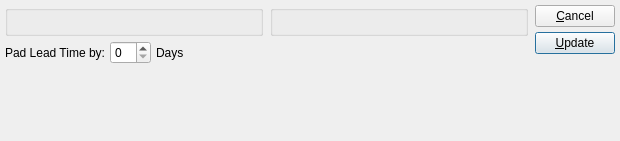
This is xtuple/trunk/guiclient/updateItemSiteLeadTimes.ui in WooodHead/xtuple as Qt 5 draws it before an edit. The edited form follows.
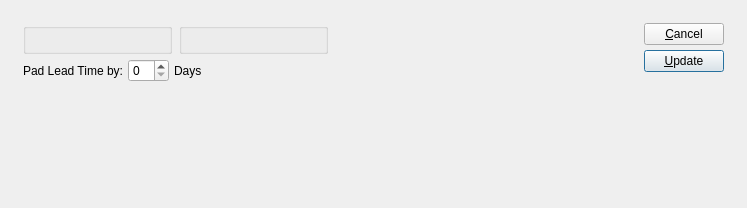
This is the edited form. Custom widgets are drawn as their Qt base class.

The edit to the form file:
```diff
--- a/xtuple/trunk/guiclient/updateItemSiteLeadTimes.ui
+++ b/xtuple/trunk/guiclient/updateItemSiteLeadTimes.ui
@@ -14,49 +14,39 @@
    <rect>
     <x>0</x>
     <y>0</y>
-    <width>620</width>
-    <height>141</height>
+    <width>747</width>
+    <height>208</height>
    </rect>
   </property>
   <property name="windowTitle" >
    <string>Update Item Site Lead Time Days</string>
   </property>
-  <layout class="QHBoxLayout" >
+  <layout class="QGridLayout" name="gridLayout_2" >
+   <item row="0" column="0" >
+    <layout class="QGridLayout" name="gridLayout" >
    <property name="margin" >
-    <number>5</number>
+      <number>12</number>
    </property>
    <property name="spacing" >
-    <number>7</number>
-   </property>
-   <item>
+      <number>12</number>
+     </property>
+     <item row="0" column="0" >
     <layout class="QVBoxLayout" >
-     <property name="margin" >
-      <number>0</number>
-     </property>
      <property name="spacing" >
       <number>0</number>
      </property>
      <item>
       <layout class="QVBoxLayout" >
-       <property name="margin" >
-        <number>0</number>
-       </property>
        <property name="spacing" >
         <number>5</number>
        </property>
        <item>
         <layout class="QHBoxLayout" >
-         <property name="margin" >
-          <number>0</number>
-         </property>
          <property name="spacing" >
           <number>7</number>
          </property>
          <item>
           <layout class="QVBoxLayout" >
-           <property name="margin" >
-            <number>0</number>
-           </property>
            <property name="spacing" >
             <number>0</number>
            </property>
@@ -65,24 +55,11 @@
              <property name="title" >
               <string/>
              </property>
-            </widget>
-           </item>
-           <item>
-            <spacer>
-             <property name="orientation" >
-              <enum>Qt::Vertical</enum>
-             </property>
-             <property name="sizeType" >
-              <enum>QSizePolicy::Preferred</enum>
-             </property>
-             <property name="sizeHint" >
-              <size>
-               <width>20</width>
-               <height>0</height>
-              </size>
-             </property>
-            </spacer>
-           </item>
+               <property name="fixedSize" >
+                <bool>false</bool>
+               </property>
+              </widget>
+             </item>
           </layout>
          </item>
          <item>
@@ -96,17 +73,11 @@
        </item>
        <item>
         <layout class="QHBoxLayout" >
-         <property name="margin" >
-          <number>0</number>
-         </property>
          <property name="spacing" >
           <number>0</number>
          </property>
          <item>
           <layout class="QHBoxLayout" >
-           <property name="margin" >
-            <number>0</number>
-           </property>
            <property name="spacing" >
             <number>5</number>
            </property>
@@ -143,7 +114,7 @@
            <property name="sizeType" >
             <enum>QSizePolicy::Expanding</enum>
            </property>
-           <property name="sizeHint" >
+             <property name="sizeHint" stdset="0" >
             <size>
              <width>20</width>
              <height>20</height>
@@ -163,21 +134,31 @@
        <property name="sizeType" >
         <enum>QSizePolicy::Expanding</enum>
        </property>
-       <property name="sizeHint" >
+         <property name="sizeHint" stdset="0" >
         <size>
          <width>20</width>
-         <height>16</height>
+           <height>0</height>
         </size>
        </property>
       </spacer>
      </item>
     </layout>
    </item>
-   <item>
+     <item row="0" column="1" >
+      <spacer name="horizontalSpacer" >
+       <property name="orientation" >
+        <enum>Qt::Horizontal</enum>
+       </property>
+       <property name="sizeHint" stdset="0" >
+        <size>
+         <width>0</width>
+         <height>20</height>
+        </size>
+       </property>
+      </spacer>
+     </item>
+     <item row="0" column="2" >
     <layout class="QVBoxLayout" >
-     <property name="margin" >
-      <number>0</number>
-     </property>
      <property name="spacing" >
       <number>5</number>
      </property>
@@ -203,13 +184,15 @@
        <property name="orientation" >
         <enum>Qt::Vertical</enum>
        </property>
-       <property name="sizeHint" >
+         <property name="sizeHint" stdset="0" >
         <size>
          <width>20</width>
          <height>20</height>
         </size>
        </property>
       </spacer>
+       </item>
+      </layout>
      </item>
     </layout>
    </item>
```
Left out of the diff: 10 changed lines with no effect on the pictures. Lines whose indentation alone changed are shown as unchanged.
